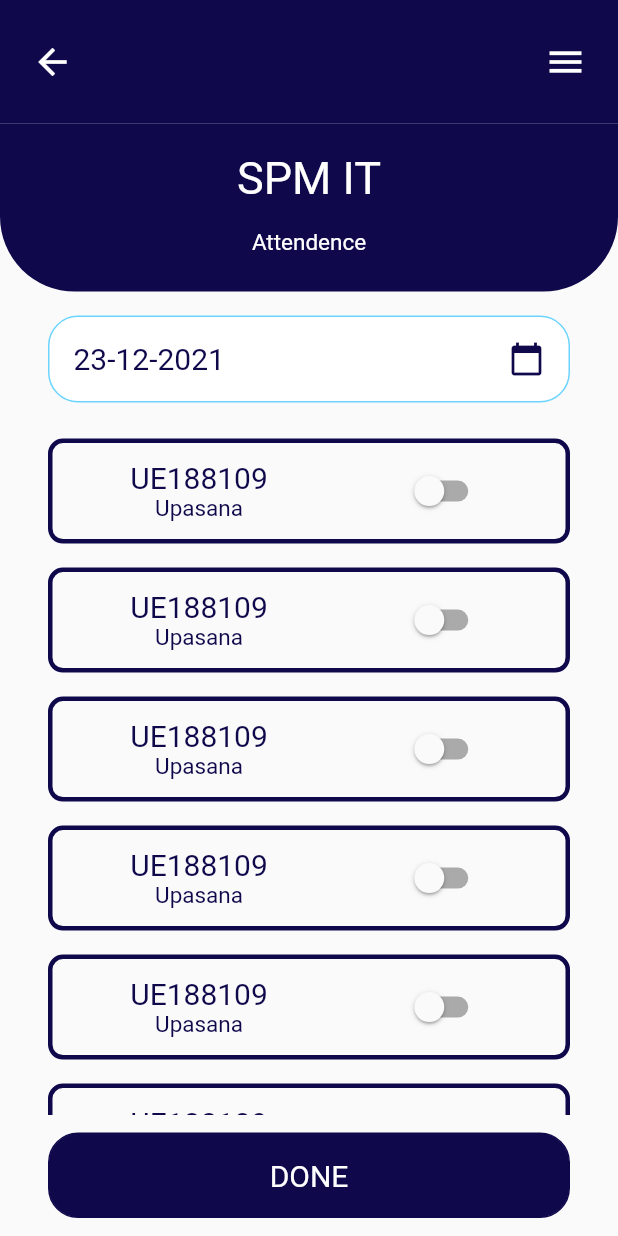
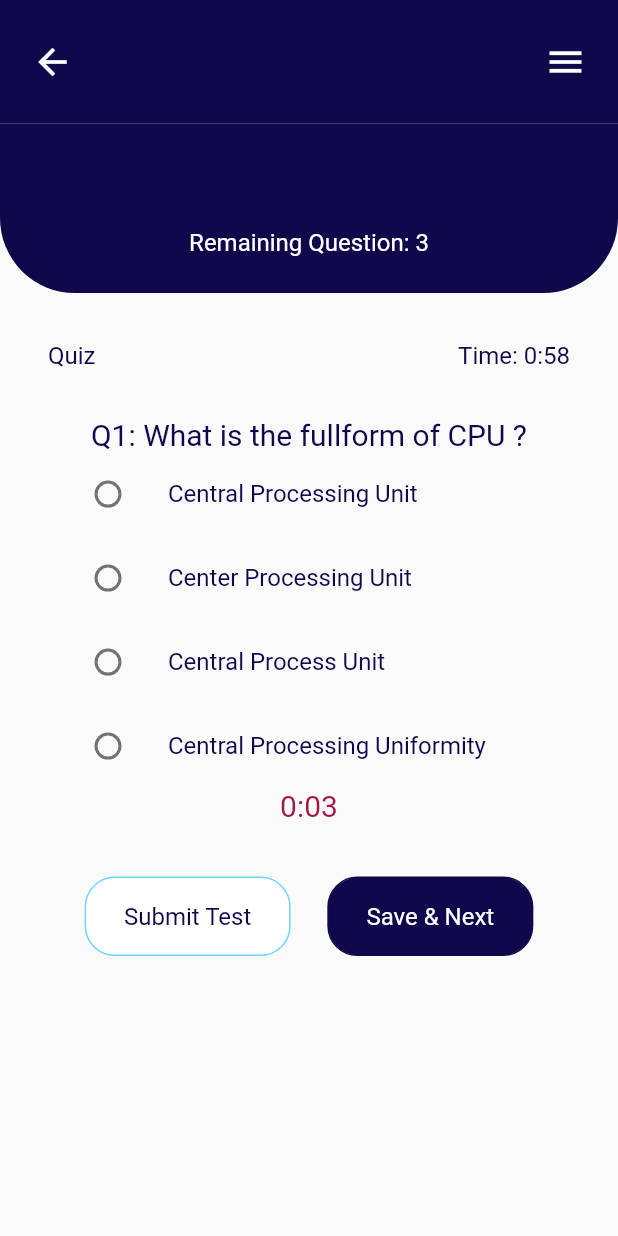
Before and after one commit to Upasana6/learningManagement, a Flutter app: the screen it shows after launch, on a phone screen of 412 x 824 dp. Run offline on Flutter 3.47's test engine with Material 2 defaults, Android fonts, the phone set to English and light mode, and no system bars; our stand-ins replace file_picker; missing offline and left inert: advance_pdf_viewer.

Commit message:
Quiz screen timer and UI integrated

```diff
--- /dev/null
+++ b/lib/View/Quiz/take_quiz.dart
@@ -0,0 +1,255 @@
+import 'dart:async';
+import 'dart:io';
+
+import 'package:flutter/material.dart';
+import 'package:learning_management/Controller/test_questions.dart';
+import 'package:learning_management/View/Widgets/appbar_with_back_and_menu.dart';
+import 'package:learning_management/View/Widgets/extended_appbar.dart';
+import 'package:learning_management/View/Widgets/rounded_rectangle_button.dart';
+import 'package:learning_management/View/Widgets/text.dart';
+import 'package:learning_management/constants.dart';
+
+class TakeQuiz extends StatefulWidget {
+  // final QuestionList testDetail;
+  // final int questionNumber;
+  // const TakeQuiz(this.testDetail, {this.questionNumber = 0});
+
+  @override
+  State<TakeQuiz> createState() => _TakeQuizState();
+}
+
+class _TakeQuizState extends State<TakeQuiz> {
+  DateTime? dateTime;
+  //  li = [];
+  // int totalMinutesRemaining = 1;
+  // int totalSecondsRemaining = 5;
+  List totalTimeRemaining = [1, 5];
+  // int questionMinutesRemaining = 0;
+  // int questionSecondsRemaining = 10;
+  List questionTimeRemaining = [0, 10];
+  int questionNumber = 0;
+  String selectedResult = '0';
+
+  @override
+  void initState() {
+    dateTime = DateTime.now();
+    super.initState();
+    startTimer();
+  }
+
+  void startTimer() async {
+    Timer.periodic(Duration(seconds: 1), (time) {
+      if (this.totalTimeRemaining[1] > 0 || this.totalTimeRemaining[0] > 0) {
+        setState(() {
+          if (this.totalTimeRemaining[1] > 0) {
+            this.totalTimeRemaining[1] -= 1;
+          } else {
+            this.totalTimeRemaining[0] -= 1;
+            this.totalTimeRemaining[1] = 59;
+          }
+        });
+      } else {
+        // Naviagate to new screen
+      }
+      // increamenter(this.totalMinutesRemaining, this.questionSecondsRemaining);
+      if (this.questionTimeRemaining[1] > 0 ||
+          this.questionTimeRemaining[0] > 0) {
+        setState(() {
+          if (this.questionTimeRemaining[1] > 0) {
+            this.questionTimeRemaining[1] -= 1;
+          } else {
+            this.questionTimeRemaining[0] -= 1;
+            this.questionTimeRemaining[1] = 59;
+          }
+        });
+      } else {
+        // Naviagate to new screen
+      }
+    });
+  }
+
+  Widget questionsUI() {
+    return Padding(
+      padding: const EdgeInsets.symmetric(horizontal: 32.0),
+      child: Align(
+        alignment: Alignment.topLeft,
+        child: Column(
+          children: [
+            MediumText(
+              text:
+                  'Q${this.questionNumber + 1}: What is the fullform of CPU ?',
+              color: AppColors.midnightBlue,
+            ),
+            ListTile(
+              title: SmallText(text: 'Central Processing Unit'),
+              leading: Radio<String>(
+                value: 1.toString(),
+                groupValue: selectedResult.toString(),
+                onChanged: (value) {
+                  print(value);
+                  this.selectedResult = value ?? '0';
+                  setState(() {});
+                },
+              ),
+            ),
+            ListTile(
+              title: SmallText(text: 'Center Processing Unit'),
+              leading: Radio<String>(
+                value: 2.toString(),
+                groupValue: selectedResult.toString(),
+                onChanged: (value) {
+                  print(value);
+                  this.selectedResult = value ?? '0';
+                  setState(() {});
+                },
+              ),
+            ),
+            ListTile(
+              title: SmallText(text: 'Central Process Unit'),
+              leading: Radio<String>(
+                value: 3.toString(),
+                groupValue: selectedResult.toString(),
+                onChanged: (value) {
+                  print(value);
+                  this.selectedResult = value ?? '0';
+                  setState(() {});
+                },
+              ),
+            ),
+            ListTile(
+              title: SmallText(text: 'Central Processing Uniformity'),
+              leading: Radio<String>(
+                value: 4.toString(),
+                groupValue: selectedResult.toString(),
+                onChanged: (value) {
+                  print(value);
+                  this.selectedResult = value ?? '0';
+                  setState(() {});
+                },
+              ),
+            ),
+          ],
+        ),
+      ),
+    );
+  }
+
+  @override
+  Widget build(BuildContext context) {
+    Size size = MediaQuery.of(context).size;
+    return Scaffold(
+      body: SafeArea(
+        child: Column(
+          children: [
+            AppbarWithBackAndMenu(
+              size: size,
+              backgroundColor: AppColors.midnightBlue,
+              buttonColor: AppColors.white,
+            ),
+            ExtendedAppbar(
+              size: size,
+              title: "", //widget.testDetail.testTitle.toString(),
+              subtitle: SmallText(
+                text: 'Remaining Question: 3',
+                color: AppColors.white,
+              ),
+            ),
+            // Container(
+            //   child: MediumText(
+            //     text: time.toString(),
+            //   ),
+            // ),
+            Flexible(
+              child: SingleChildScrollView(
+                child: Column(
+                  children: [
+                    Padding(
+                      padding: const EdgeInsets.all(
+                          // horizontal: 32.0,
+                          // vertical: 16,
+                          32),
+                      child: Row(
+                        mainAxisAlignment: MainAxisAlignment.spaceBetween,
+                        children: [
+                          SmallText(
+                            text: 'Quiz',
+                          ),
+                          Row(
+                            children: [
+                              SmallText(
+                                text: 'Time: ',
+                              ),
+                              SmallText(
+                                text:
+                                    '${this.totalTimeRemaining[0]}:${this.totalTimeRemaining[1].toString().length == 1 ? '0' + totalTimeRemaining[1].toString() : this.totalTimeRemaining[1].toString()}',
+                                color: AppColors.midnightBlue,
+                              ),
+                            ],
+                          ),
+                        ],
+                      ),
+                    ),
+                    questionsUI(),
+                    MediumText(
+                      text:
+                          '${this.questionTimeRemaining[0]}:${this.questionTimeRemaining[1].toString().length == 1 ? '0' + this.questionTimeRemaining[1].toString() : this.questionTimeRemaining[1].toString()}',
+                      color: AppColors.redish,
+                    ),
+                    Padding(
+                      padding: const EdgeInsets.all(32.0),
+                      child: Row(
+                        mainAxisAlignment: MainAxisAlignment.spaceEvenly,
+                        children: [
+                          Container(
+                            width: size.width / 3,
+                            child: RoundedRectangleButton(
+                              size: size,
+                              child: Center(
+                                child: SmallText(
+                                  text: 'Submit Test',
+                                ),
+                              ),
+                            ),
+                          ),
+                          Container(
+                            width: size.width / 3,
+                            child: RoundedRectangleButton(
+                              size: size,
+                              fillColor: AppColors.midnightBlue,
+                              borderColor: AppColors.midnightBlue,
+                              child: Center(
+                                child: SmallText(
+                                  text: 'Save & Next',
+                                  color: AppColors.white,
+                                ),
+                              ),
+                            ),
+                          ),
+                        ],
+                      ),
+                    ),
+                    // SmallText(
+                    //   text: 'Remaining Questions: 3',
+                    //   color: AppColors.redish,
+                    // ),
+                    // Padding(
+                    //   padding: const EdgeInsets.all(32.0),
+                    //   child: RoundedRectangleButton(
+                    //     size: size,
+                    //     child: Center(
+                    //       child: SmallText(
+                    //         text: 'Submit Test',
+                    //       ),
+                    //     ),
+                    //   ),
+                    // ),
+                  ],
+                ),
+              ),
+            ),
+          ],
+        ),
+      ),
+    );
+  }
+}
--- a/lib/View/Widgets/text.dart
+++ b/lib/View/Widgets/text.dart
@@ -83,7 +83,7 @@ class SmallText extends StatelessWidget {
       textAlign: this.textAlign ?? TextAlign.start,
       style: TextStyle(
         color: this.color ?? AppColors.midnightBlue,
-        fontSize: 15,
+        fontSize: 16,
       ),
     );
   }
--- a/lib/main.dart
+++ b/lib/main.dart
@@ -2,6 +2,8 @@ import 'package:flutter/material.dart';
 import 'package:learning_management/View/Attendence/attendence_uploading.dart';
 import 'package:learning_management/View/NotesAndAssignments/details_of_assignment_to_upload.dart';
 import 'package:learning_management/View/Quiz/quiz_upload.dart';
+import 'package:learning_management/View/Quiz/show_quiz.dart';
+import 'package:learning_management/View/Quiz/take_quiz.dart';
 import 'package:learning_management/View/class_detail_for_teacher.dart';
 import 'package:learning_management/View/classes.dart';
 
@@ -23,7 +25,8 @@ class MyApp extends StatelessWidget {
       // home: ClassDetailForTeacher(),
       // home: DetailsOfAssignmentToUpload(),
       // home: QuizUpload(),
-      home: AttendenceUploading(),
+      // home: ShowQuiz(),
+      home: TakeQuiz(),
     );
   }
 }
```
Also changed, not shown: lib/View/Quiz/show_quiz.dart (+29 -0 lines), 1 other file.
